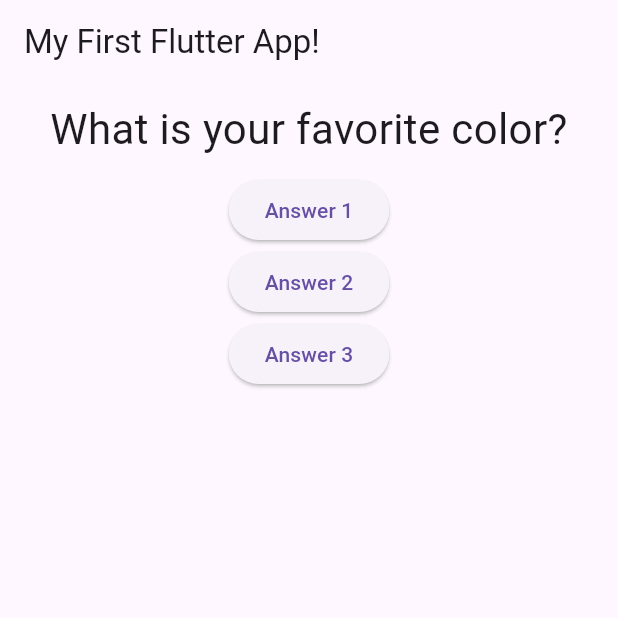
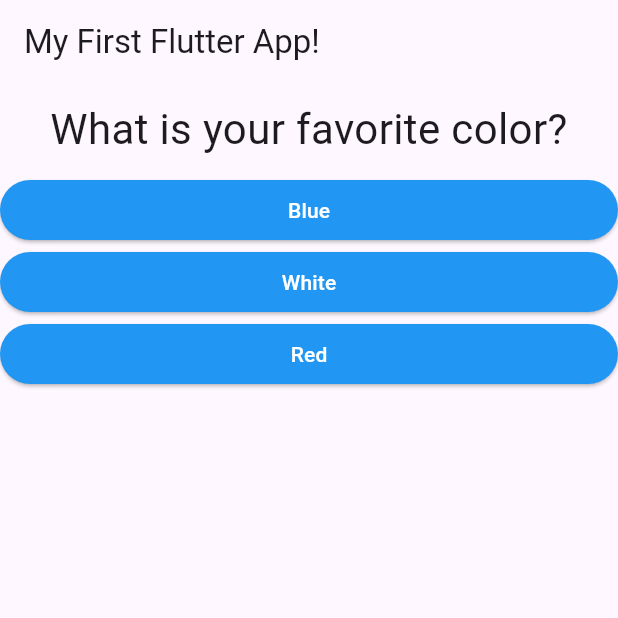
Before and after one commit to rasathelamedude/first-flutter-project, a Flutter app: the screen it shows after launch, on a phone screen of 412 x 824 dp, the top half of it. Run offline on Flutter 3.47's test engine with Material 3 defaults, Android fonts, the phone set to English and light mode, and no system bars.

Commit message:
Passing callbacks to constructors

```diff
--- /dev/null
+++ b/lib/AnswerButton.dart
@@ -0,0 +1,23 @@
+import 'package:flutter/material.dart';
+
+class AnswerButton extends StatelessWidget {
+  final String? buttonText;
+  final VoidCallback? selectHandler;
+
+  const AnswerButton(this.buttonText, this.selectHandler);
+
+  @override
+  Widget build(BuildContext context) {
+    return Container(
+      width: double.infinity,
+      child: ElevatedButton(
+        onPressed: selectHandler,
+        style: ElevatedButton.styleFrom(
+          backgroundColor: Colors.blue,
+          foregroundColor: Colors.white,
+        ),
+        child: Text(buttonText!),
+      ),
+    );
+  }
+}
--- a/lib/main.dart
+++ b/lib/main.dart
@@ -1,6 +1,7 @@
 import 'package:flutter/material.dart';
 
-import './question.dart';
+import './Question.dart';
+import './AnswerButton.dart';
 
 // Main Method;
 void main() => runApp(MyApp());
@@ -32,15 +33,20 @@ class _MyAppState extends State<MyApp> {
       "What is your favorite animal?",
     ];
 
+    var answers = [
+      ["Blue", "White", "Red"],
+      ["Cat", "Dog", "Bird"],
+    ];
+
     return MaterialApp(
       home: Scaffold(
         appBar: AppBar(title: Text("My First Flutter App!")),
         body: Column(
           children: [
             Question(questions[_questionIndex]),
-            ElevatedButton(onPressed: _questionAnswer, child: Text("Answer 1")),
-            ElevatedButton(onPressed: _questionAnswer, child: Text("Answer 2")),
-            ElevatedButton(onPressed: _questionAnswer, child: Text("Answer 3")),
+            AnswerButton(answers[_questionIndex][0], _questionAnswer), // passing a callback pointer as an argument
+            AnswerButton(answers[_questionIndex][1], _questionAnswer),
+            AnswerButton(answers[_questionIndex][2], _questionAnswer),
           ],
         ),
       ),
```
